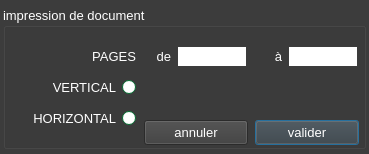
The window that ui/yeroth-erp-imprimer-dialog.ui (xnoumbissinoundou/yeroth-erp-3.0) describes before a commit, drawn with Qt 5.
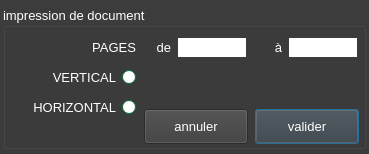
The same window after the commit. Custom widgets are drawn as their Qt base class.

```diff
--- a/ui/yeroth-erp-imprimer-dialog.ui
+++ b/ui/yeroth-erp-imprimer-dialog.ui
@@ -514,9 +514,9 @@
       <colorrole role="Text">
        <brush brushstyle="SolidPattern">
         <color alpha="255">
-         <red>0</red>
-         <green>0</green>
-         <blue>0</blue>
+         <red>255</red>
+         <green>255</green>
+         <blue>255</blue>
         </color>
        </brush>
       </colorrole>
@@ -532,9 +532,9 @@
       <colorrole role="ButtonText">
        <brush brushstyle="SolidPattern">
         <color alpha="255">
-         <red>0</red>
-         <green>0</green>
-         <blue>0</blue>
+         <red>255</red>
+         <green>255</green>
+         <blue>255</blue>
         </color>
        </brush>
       </colorrole>
@@ -559,9 +559,9 @@
       <colorrole role="Shadow">
        <brush brushstyle="SolidPattern">
         <color alpha="255">
-         <red>0</red>
-         <green>0</green>
-         <blue>0</blue>
+         <red>255</red>
+         <green>255</green>
+         <blue>255</blue>
         </color>
        </brush>
       </colorrole>
@@ -651,9 +651,9 @@
       <colorrole role="Text">
        <brush brushstyle="SolidPattern">
         <color alpha="255">
-         <red>0</red>
-         <green>0</green>
-         <blue>0</blue>
+         <red>255</red>
+         <green>255</green>
+         <blue>255</blue>
         </color>
        </brush>
       </colorrole>
@@ -669,9 +669,9 @@
       <colorrole role="ButtonText">
        <brush brushstyle="SolidPattern">
         <color alpha="255">
-         <red>0</red>
-         <green>0</green>
-         <blue>0</blue>
+         <red>255</red>
+         <green>255</green>
+         <blue>255</blue>
         </color>
        </brush>
       </colorrole>
@@ -696,9 +696,9 @@
       <colorrole role="Shadow">
        <brush brushstyle="SolidPattern">
         <color alpha="255">
-         <red>0</red>
-         <green>0</green>
-         <blue>0</blue>
+         <red>255</red>
+         <green>255</green>
+         <blue>255</blue>
         </color>
        </brush>
       </colorrole>
@@ -833,9 +833,9 @@
       <colorrole role="Shadow">
        <brush brushstyle="SolidPattern">
         <color alpha="255">
-         <red>0</red>
-         <green>0</green>
-         <blue>0</blue>
+         <red>255</red>
+         <green>255</green>
+         <blue>255</blue>
         </color>
        </brush>
       </colorrole>
@@ -882,7 +882,7 @@
     <property name="geometry">
      <rect>
       <x>12</x>
-      <y>39</y>
+      <y>30</y>
       <width>121</width>
       <height>21</height>
      </rect>
@@ -898,7 +898,7 @@
     <property name="geometry">
      <rect>
       <x>12</x>
-      <y>70</y>
+      <y>60</y>
       <width>121</width>
       <height>21</height>
      </rect>
@@ -1329,7 +1329,7 @@
     <property name="geometry">
      <rect>
       <x>12</x>
-      <y>101</y>
+      <y>90</y>
       <width>121</width>
       <height>21</height>
      </rect>
@@ -1760,7 +1760,7 @@
     <property name="geometry">
      <rect>
       <x>174</x>
-      <y>39</y>
+      <y>30</y>
       <width>70</width>
       <height>21</height>
      </rect>
@@ -1864,7 +1864,7 @@
     <property name="geometry">
      <rect>
       <x>285</x>
-      <y>39</y>
+      <y>30</y>
       <width>70</width>
       <height>21</height>
      </rect>
@@ -1968,7 +1968,7 @@
     <property name="geometry">
      <rect>
       <x>138</x>
-      <y>39</y>
+      <y>30</y>
       <width>30</width>
       <height>21</height>
      </rect>
@@ -1984,7 +1984,7 @@
     <property name="geometry">
      <rect>
       <x>249</x>
-      <y>39</y>
+      <y>30</y>
       <width>30</width>
       <height>21</height>
      </rect>
@@ -2000,9 +2000,9 @@
     <property name="geometry">
      <rect>
       <x>252</x>
-      <y>113</y>
+      <y>102</y>
       <width>104</width>
-      <height>25</height>
+      <height>35</height>
      </rect>
     </property>
     <property name="palette">
@@ -2428,9 +2428,9 @@
     <property name="geometry">
      <rect>
       <x>141</x>
-      <y>113</y>
+      <y>102</y>
       <width>104</width>
-      <height>25</height>
+      <height>35</height>
      </rect>
     </property>
     <property name="palette">
```
